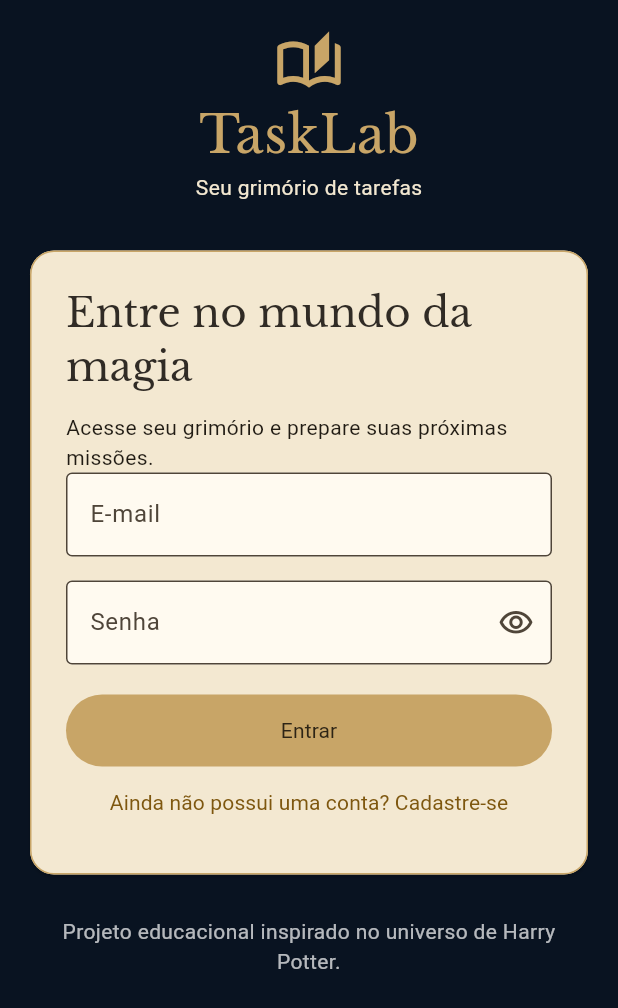
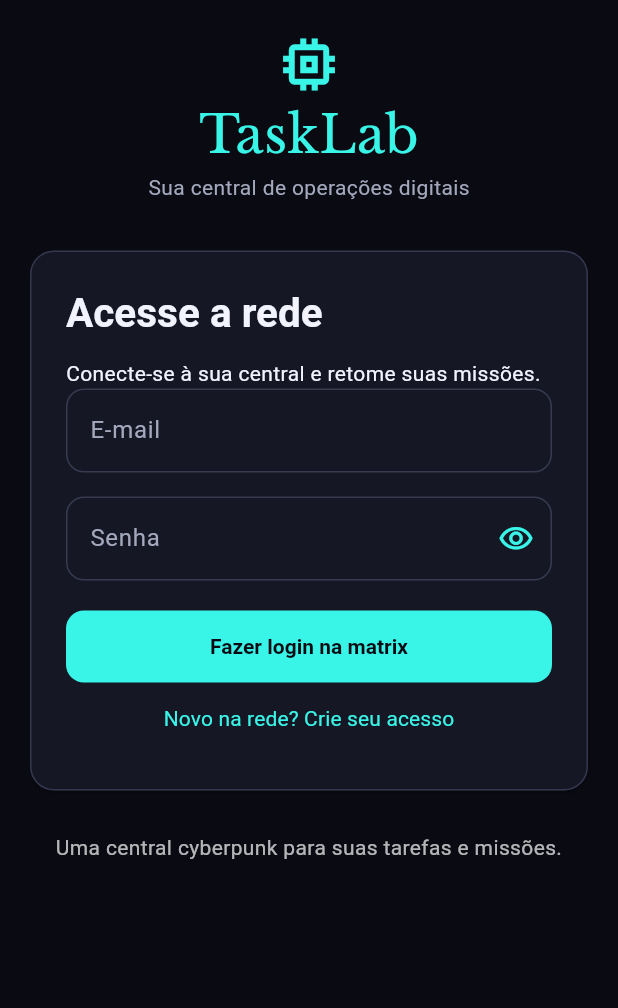
Before and after one commit to TaskLabTDSSenac/App, a Flutter app: the screen it shows after launch, on a phone screen of 412 x 824 dp. Shown: the top 1008 px of the screen. Run offline on Flutter 3.47's test engine with Material 3 defaults, Android fonts, the phone set to English and light mode, and no system bars; our stand-ins replace flutter_secure_storage; accounts and stored records are empty.

Commit message:
Commit personalizando para o tema cyberpunk

```diff
--- a/lib/app.dart
+++ b/lib/app.dart
@@ -42,7 +42,7 @@
   @override
   Widget build(BuildContext context) => MaterialApp(
     navigatorKey: navigator,
-    title: 'TaskLab',
+    title: 'TaskLab // CyberOps',
     debugShowCheckedModeBanner: false,
     theme: AppTheme.theme,
     locale: const Locale('pt', 'BR'),
--- a/lib/screens/home_screen.dart
+++ b/lib/screens/home_screen.dart
@@ -52,7 +52,7 @@
               if (mounted) await widget.tasks.refresh();
             },
             icon: const Icon(Icons.add),
-            label: const Text('Criar tarefa'),
+            label: const Text('Nova missão'),
           )
         : null,
     bottomNavigationBar: NavigationBar(
@@ -60,8 +60,8 @@
       onDestinationSelected: (value) => setState(() => index = value),
       destinations: const [
         NavigationDestination(
-          icon: Icon(Icons.auto_stories_outlined),
-          label: 'Tarefas',
+          icon: Icon(Icons.terminal),
+          label: 'Missões',
         ),
         NavigationDestination(
           icon: Icon(Icons.person_outline),
--- a/lib/screens/login_screen.dart
+++ b/lib/screens/login_screen.dart
@@ -42,12 +42,12 @@
                     crossAxisAlignment: CrossAxisAlignment.stretch,
                     children: [
                       Text(
-                        'Entre no mundo da magia',
+                        'Acesse a rede',
                         style: Theme.of(context).textTheme.headlineSmall,
                       ),
                       const SizedBox(height: 12),
                       const Text(
-                        'Acesse seu grimório e prepare suas próximas missões.',
+                        'Conecte-se à sua central e retome suas missões.',
                       ),
                       MessageBox(notice, success: true),
                       MessageBox(widget.auth.message),
@@ -76,7 +76,7 @@
                                   widget.auth.login(email.text, password.text);
                                 }
                               },
-                        child: Text(widget.auth.busy ? 'Entrando…' : 'Entrar'),
+                        child: Text(widget.auth.busy ? 'Conectando...' : 'Fazer login na matrix'),
                       ),
                       TextButton(
                         onPressed: widget.auth.busy
@@ -91,13 +91,13 @@
                                     );
                                 if (mounted && registered == true) {
                                   setState(() {
-                                    notice = 'Conta criada com sucesso. Faça login para continuar.';
+                                    notice = 'Conta criada com sucesso. Conecte-se para continuar.';
                                     password.clear();
                                   });
                                 }
                               },
                         child: const Text(
-                          'Ainda não possui uma conta? Cadastre-se',
+                          'Novo na rede? Crie seu acesso',
                         ),
                       ),
                       if (widget.auth.message?.contains('apagar o token') ==
@@ -114,7 +114,7 @@
           ),
           const SizedBox(height: 20),
           const Text(
-            'Projeto educacional inspirado no universo de Harry Potter.',
+            'Uma central cyberpunk para suas tarefas e missões.',
             textAlign: TextAlign.center,
             style: TextStyle(color: Colors.white70),
           ),
--- a/lib/screens/profile_screen.dart
+++ b/lib/screens/profile_screen.dart
@@ -67,7 +67,7 @@
             crossAxisAlignment: CrossAxisAlignment.stretch,
             children: [
               Text(
-                'Meu perfil',
+                'Identidade digital',
                 style: Theme.of(context).textTheme.headlineSmall,
               ),
               if (!AppConfig.profileEditingAvailable)
@@ -120,7 +120,7 @@
               ),
               const SizedBox(height: 12),
               const Text(
-                'Projeto educacional inspirado no universo de Harry Potter.',
+                'Sua identidade conectada à rede TaskLab.',
                 textAlign: TextAlign.center,
               ),
             ],
--- a/lib/screens/register_screen.dart
+++ b/lib/screens/register_screen.dart
@@ -57,7 +57,7 @@
               crossAxisAlignment: CrossAxisAlignment.stretch,
               children: [
                 Text(
-                  'Sua jornada começa aqui',
+                  'Seu perfil na rede começa aqui',
                   style: Theme.of(context).textTheme.headlineSmall,
                 ),
                 MessageBox(error),
@@ -98,7 +98,7 @@
                 FilledButton(
                   key: const Key('register-submit'),
                   onPressed: busy ? null : submit,
-                  child: Text(busy ? 'Criando conta…' : 'Criar conta'),
+                  child: Text(busy ? 'Criando acesso...' : 'Criar acesso'),
                 ),
               ],
             ),
--- a/lib/screens/task_details_screen.dart
+++ b/lib/screens/task_details_screen.dart
@@ -42,7 +42,7 @@
 
   @override
   Widget build(BuildContext context) => Scaffold(
-    appBar: AppBar(title: const Text('Detalhes da tarefa')),
+    appBar: AppBar(title: const Text('Detalhes da missão')),
     body: loading
         ? const LoadingView()
         : error != null
@@ -59,7 +59,7 @@
                       style: Theme.of(context).textTheme.headlineSmall,
                     ),
                     Chip(
-                      label: Text(task!.completed ? 'Concluída' : 'Pendente'),
+                      label: Text(task!.completed ? 'Concluída' : 'Em andamento'),
                     ),
                     SelectableText(task!.description ?? 'Sem descrição'),
                     const SizedBox(height: 24),
--- a/lib/screens/task_form_screen.dart
+++ b/lib/screens/task_form_screen.dart
@@ -71,7 +71,7 @@
   @override
   Widget build(BuildContext context) => Scaffold(
     appBar: AppBar(
-      title: Text(widget.id == null ? 'Criar tarefa' : 'Editar tarefa'),
+      title: Text(widget.id == null ? 'Nova missão' : 'Editar missão'),
     ),
     body: loading
         ? const LoadingView()
@@ -87,7 +87,7 @@
                     crossAxisAlignment: CrossAxisAlignment.stretch,
                     children: [
                       Text(
-                        'Uma página do seu grimório',
+                        'Configure os dados da missão',
                         style: Theme.of(context).textTheme.titleLarge,
                       ),
                       MessageBox(error),
@@ -97,7 +97,7 @@
                         validator: Validators.title,
                         onChanged: (_) => setState(() {}),
                         decoration: InputDecoration(
-                          labelText: 'Título',
+                          labelText: 'Título da missão',
                           counterText: '${title.text.trim().runes.length}/150',
                         ),
                       ),
--- a/lib/screens/tasks_screen.dart
+++ b/lib/screens/tasks_screen.dart
@@ -31,9 +31,9 @@
           padding: const EdgeInsets.fromLTRB(16, 16, 16, 100),
           children: [
             const Text(
-              'Meu grimório de tarefas',
+              'Painel de missões',
               style: TextStyle(
-                fontFamily: 'TaskLabTitle',
+                fontFamily: 'TaskLabText',
                 fontSize: 27,
                 color: Colors.white,
               ),
@@ -50,7 +50,7 @@
               const Card(
                 child: Padding(
                   padding: EdgeInsets.all(24),
-                  child: Text('Seu grimório ainda não possui tarefas.'),
+                  child: Text('Nenhuma missão no sistema. Adicione uma para começar.'),
                 ),
               ),
             for (final task in state.tasks)
--- a/lib/theme/app_theme.dart
+++ b/lib/theme/app_theme.dart
@@ -1,60 +1,126 @@
 import 'package:flutter/material.dart';
 
 class AppTheme {
-  static const night = Color(0xff091321);
-  static const gold = Color(0xffc8a567);
-  static const paper = Color(0xfff3e8d1);
+  static const voidBlack = Color(0xff090a12);
+  static const panel = Color(0xff151725);
+  static const cyan = Color(0xff39f5e8);
+  static const magenta = Color(0xffff3cac);
+  static const text = Color(0xfff2f3ff);
+  static const muted = Color(0xffa4a8bd);
+
+  // Kept as aliases for the small shared widgets that use the original names.
+  static const night = voidBlack;
+  static const gold = cyan;
+  static const paper = panel;
+
   static ThemeData get theme {
+    final scheme = const ColorScheme.dark(
+      primary: cyan,
+      onPrimary: voidBlack,
+      secondary: magenta,
+      onSecondary: voidBlack,
+      surface: panel,
+      onSurface: text,
+      error: Color(0xffff647c),
+      onError: voidBlack,
+    );
     final base = ThemeData(
       useMaterial3: true,
+      brightness: Brightness.dark,
       fontFamily: 'TaskLabText',
-      colorScheme: ColorScheme.fromSeed(
-        seedColor: const Color(0xff795a29),
-        surface: paper,
-      ),
+      colorScheme: scheme,
+      scaffoldBackgroundColor: voidBlack,
     );
     return base.copyWith(
-      scaffoldBackgroundColor: night,
       appBarTheme: const AppBarTheme(
-        backgroundColor: night,
-        foregroundColor: gold,
+        backgroundColor: voidBlack,
+        foregroundColor: cyan,
+        surfaceTintColor: Colors.transparent,
+        elevation: 0,
       ),
       textTheme: base.textTheme.copyWith(
         headlineSmall: const TextStyle(
-          fontFamily: 'TaskLabTitle',
+          fontFamily: 'TaskLabText',
           fontSize: 27,
-          color: Color(0xff302b25),
+          color: text,
+          fontWeight: FontWeight.w700,
         ),
         titleLarge: const TextStyle(
-          fontFamily: 'TaskLabTitle',
+          fontFamily: 'TaskLabText',
           fontSize: 23,
-          color: Color(0xff302b25),
+          color: text,
+          fontWeight: FontWeight.w700,
+        ),
+        bodyMedium: const TextStyle(color: text),
+        bodySmall: const TextStyle(color: muted),
+      ),
+      inputDecorationTheme: InputDecorationTheme(
+        filled: true,
+        fillColor: panel,
+        labelStyle: const TextStyle(color: muted),
+        hintStyle: const TextStyle(color: muted),
+        prefixIconColor: cyan,
+        suffixIconColor: cyan,
+        border: OutlineInputBorder(
+          borderRadius: BorderRadius.circular(12),
+          borderSide: const BorderSide(color: Color(0xff383b50)),
+        ),
+        enabledBorder: OutlineInputBorder(
+          borderRadius: BorderRadius.circular(12),
+          borderSide: const BorderSide(color: Color(0xff383b50)),
+        ),
+        focusedBorder: OutlineInputBorder(
+          borderRadius: BorderRadius.circular(12),
+          borderSide: const BorderSide(color: cyan, width: 1.5),
         ),
       ),
-      inputDecorationTheme: const InputDecorationTheme(
-        border: OutlineInputBorder(),
-        filled: true,
-        fillColor: Color(0xfffffaf0),
-      ),
       cardTheme: CardThemeData(
-        color: paper,
+        color: panel,
+        surfaceTintColor: Colors.transparent,
         margin: const EdgeInsets.symmetric(vertical: 8),
         shape: RoundedRectangleBorder(
           borderRadius: BorderRadius.circular(16),
-          side: const BorderSide(color: gold),
+          side: const BorderSide(color: Color(0xff34374d)),
         ),
       ),
       filledButtonTheme: FilledButtonThemeData(
         style: FilledButton.styleFrom(
-          backgroundColor: gold,
-          foregroundColor: const Color(0xff2d2415),
+          backgroundColor: cyan,
+          foregroundColor: voidBlack,
           minimumSize: const Size(48, 48),
+          textStyle: const TextStyle(fontWeight: FontWeight.w700),
+          shape: RoundedRectangleBorder(borderRadius: BorderRadius.circular(12)),
+        ),
+      ),
+      outlinedButtonTheme: OutlinedButtonThemeData(
+        style: OutlinedButton.styleFrom(
+          foregroundColor: cyan,
+          side: const BorderSide(color: cyan),
+          minimumSize: const Size(48, 48),
+          shape: RoundedRectangleBorder(borderRadius: BorderRadius.circular(12)),
         ),
       ),
       floatingActionButtonTheme: const FloatingActionButtonThemeData(
-        backgroundColor: gold,
-        foregroundColor: night,
+        backgroundColor: magenta,
+        foregroundColor: voidBlack,
       ),
+      navigationBarTheme: NavigationBarThemeData(
+        backgroundColor: panel,
+        indicatorColor: cyan.withValues(alpha: 0.16),
+        labelTextStyle: WidgetStateProperty.resolveWith((states) => TextStyle(
+          color: states.contains(WidgetState.selected) ? cyan : muted,
+          fontWeight: states.contains(WidgetState.selected) ? FontWeight.w700 : FontWeight.normal,
+        )),
+        iconTheme: WidgetStateProperty.resolveWith((states) => IconThemeData(
+          color: states.contains(WidgetState.selected) ? cyan : muted,
+        )),
+      ),
+      snackBarTheme: const SnackBarThemeData(
+        backgroundColor: Color(0xff292c40),
+        contentTextStyle: TextStyle(color: text),
+      ),
+      progressIndicatorTheme: const ProgressIndicatorThemeData(color: cyan),
+      dividerColor: const Color(0xff34374d),
     );
   }
 }
--- a/lib/widgets/common.dart
+++ b/lib/widgets/common.dart
@@ -10,7 +10,7 @@
       Semantics(
         label: 'TaskLab',
         child: Icon(
-          Icons.auto_stories_outlined,
+          Icons.memory_outlined,
           color: AppTheme.gold,
           size: 46,
         ),
@@ -23,7 +23,7 @@
           color: AppTheme.gold,
         ),
       ),
-      Text('Seu grimório de tarefas', style: TextStyle(color: AppTheme.paper)),
+      Text('Sua central de operações digitais', style: TextStyle(color: AppTheme.muted)),
     ],
   );
 }
@@ -60,16 +60,16 @@
             padding: const EdgeInsets.all(12),
             decoration: BoxDecoration(
               color: success
-                  ? const Color(0xffe2e9d4)
-                  : const Color(0xfffae8df),
+                  ? const Color(0xff12312f)
+                  : const Color(0xff351a2b),
               borderRadius: BorderRadius.circular(8),
             ),
             child: Text(
               text!,
               style: TextStyle(
                 color: success
-                    ? const Color(0xff315333)
-                    : const Color(0xff852d28),
+                    ? AppTheme.cyan
+                    : const Color(0xffff79b9),
               ),
             ),
           ),
--- a/lib/widgets/task_actions.dart
+++ b/lib/widgets/task_actions.dart
@@ -11,9 +11,9 @@
     await showDialog<bool>(
       context: context,
       builder: (context) => AlertDialog(
-        title: const Text('Excluir tarefa?'),
+        title: const Text('Remover missão?'),
         content: Text(
-          '“$title” será excluída. Esta ação não pode ser desfeita.',
+          '“$title” será removida do sistema. Esta ação não pode ser desfeita.',
         ),
         actions: [
           TextButton(
@@ -71,7 +71,7 @@
           }
           rethrow;
         }
-        if (mounted) showNotice(context, 'Tarefa concluída.');
+        if (mounted) showNotice(context, 'Missão concluída.');
         await widget.refresh();
       }
     } catch (e) {
--- a/lib/widgets/task_card.dart
+++ b/lib/widgets/task_card.dart
@@ -23,7 +23,7 @@
         crossAxisAlignment: CrossAxisAlignment.start,
         children: [
           Chip(
-            label: Text(task.completed ? 'Concluída' : 'Pendente'),
+            label: Text(task.completed ? 'Concluída' : 'Em andamento'),
             avatar: Icon(
               task.completed ? Icons.check : Icons.schedule,
               size: 18,
@@ -49,7 +49,7 @@
               );
               if (context.mounted) await refresh();
             },
-            child: const Text('Visualizar'),
+            child: const Text('Abrir missão'),
           ),
           TaskActions(
             task: task,
```
Also changed, not shown: 3 other files.
